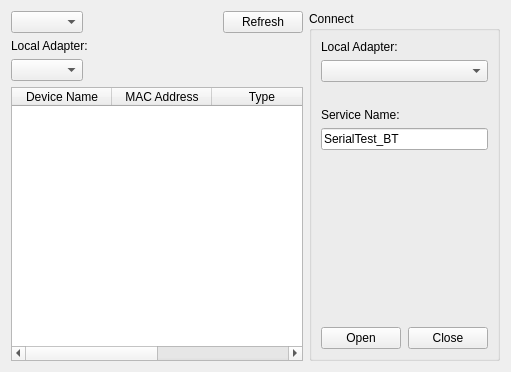
Qt form src/ui/devicetab.ui (wh201906/SerialTest) before a commit.
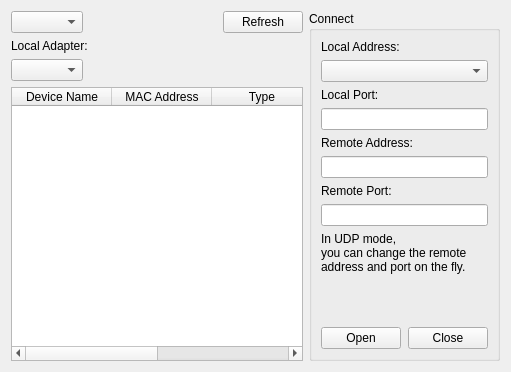
The same form after that commit.

```diff
--- a/src/ui/devicetab.ui
+++ b/src/ui/devicetab.ui
@@ -612,6 +612,92 @@
           </item>
          </layout>
         </widget>
+        <widget class="QWidget" name="NetArgsPage">
+         <layout class="QVBoxLayout" name="verticalLayout_10">
+          <property name="leftMargin">
+           <number>0</number>
+          </property>
+          <property name="topMargin">
+           <number>0</number>
+          </property>
+          <property name="rightMargin">
+           <number>0</number>
+          </property>
+          <property name="bottomMargin">
+           <number>0</number>
+          </property>
+          <item>
+           <widget class="QLabel" name="label_5">
+            <property name="text">
+             <string>Local Address:</string>
+            </property>
+           </widget>
+          </item>
+          <item>
+           <widget class="QComboBox" name="Net_localAddrBox"/>
+          </item>
+          <item>
+           <widget class="QLabel" name="label_6">
+            <property name="text">
+             <string>Local Port:</string>
+            </property>
+           </widget>
+          </item>
+          <item>
+           <widget class="QLineEdit" name="Net_localPortEdit"/>
+          </item>
+          <item>
+           <widget class="QLabel" name="label_7">
+            <property name="text">
+             <string>Remote Address:</string>
+            </property>
+           </widget>
+          </item>
+          <item>
+           <widget class="QLineEdit" name="Net_remoteAddrEdit"/>
+          </item>
+          <item>
+           <widget class="QLabel" name="label_8">
+            <property name="text">
+             <string>Remote Port:</string>
+            </property>
+           </widget>
+          </item>
+          <item>
+           <widget class="QLineEdit" name="Net_remotePortEdit"/>
+          </item>
+          <item>
+           <widget class="QLabel" name="Net_tipLabel">
+            <property name="sizePolicy">
+             <sizepolicy hsizetype="Ignored" vsizetype="Preferred">
+              <horstretch>0</horstretch>
+              <verstretch>0</verstretch>
+             </sizepolicy>
+            </property>
+            <property name="text">
+             <string>In UDP mode, 
+you can change the remote address and port on the fly.</string>
+            </property>
+            <property name="wordWrap">
+             <bool>true</bool>
+            </property>
+           </widget>
+          </item>
+          <item>
+           <spacer name="verticalSpacer_4">
+            <property name="orientation">
+             <enum>Qt::Vertical</enum>
+            </property>
+            <property name="sizeHint" stdset="0">
+             <size>
+              <width>20</width>
+              <height>40</height>
+             </size>
+            </property>
+           </spacer>
+          </item>
+         </layout>
+        </widget>
         <widget class="QWidget" name="BTServerArgsPage">
          <layout class="QVBoxLayout" name="verticalLayout_9">
           <property name="leftMargin">
```
Left out of the diff: 2 changed lines with no effect on the pictures.
